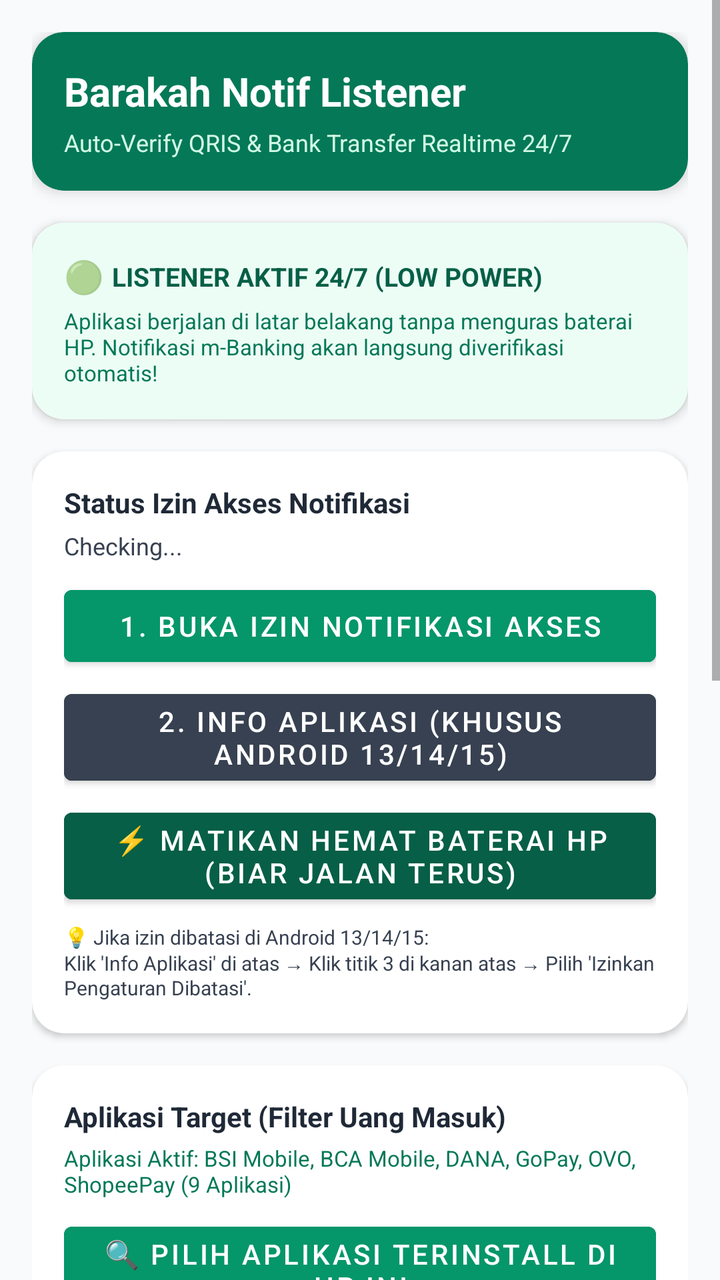
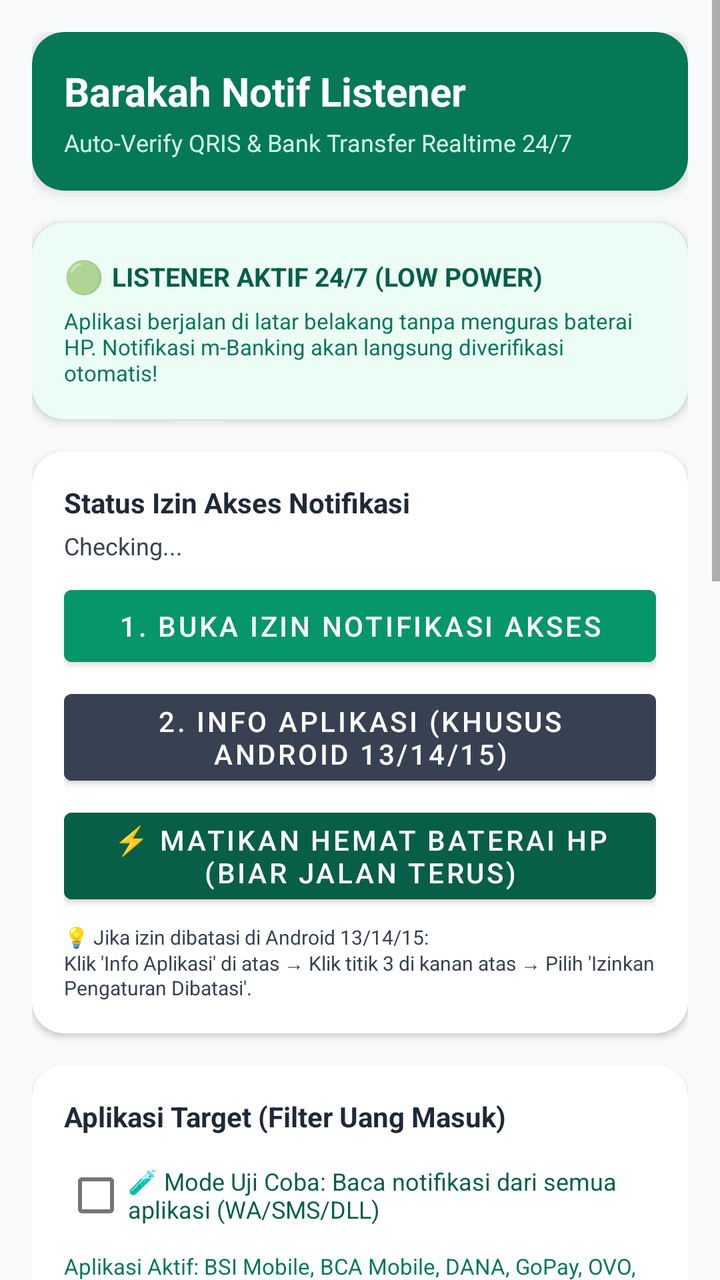

Compare the two renders of this Android layout. The source of the first and the diff that turns it into the second are given below.
<!-- AndroidManifest.xml: activity theme Theme.BarakahNotifListener -->
<!-- res/layout/activity_main.xml -->
<?xml version="1.0" encoding="utf-8"?>
<ScrollView xmlns:android="http://schemas.android.com/apk/res/android"
    xmlns:app="http://schemas.android.com/apk/res-auto"
    android:layout_width="match_parent"
    android:layout_height="match_parent"
    android:background="@color/gray_50"
    android:fillViewport="true">

    <LinearLayout
        android:layout_width="match_parent"
        android:layout_height="wrap_content"
        android:orientation="vertical"
        android:padding="16dp">

        
        <androidx.cardview.widget.CardView
            android:layout_width="match_parent"
            android:layout_height="wrap_content"
            app:cardCornerRadius="16dp"
            app:cardElevation="4dp"
            app:cardBackgroundColor="@color/emerald_700"
            android:layout_marginBottom="16dp">

            <LinearLayout
                android:layout_width="match_parent"
                android:layout_height="wrap_content"
                android:orientation="vertical"
                android:padding="16dp">

                <TextView
                    android:layout_width="wrap_content"
                    android:layout_height="wrap_content"
                    android:text="Barakah Notif Listener"
                    android:textColor="@color/white"
                    android:textSize="20sp"
                    android:textStyle="bold" />

                <TextView
                    android:layout_width="wrap_content"
                    android:layout_height="wrap_content"
                    android:text="Auto-Verify QRIS &amp; Bank Transfer Realtime 24/7"
                    android:textColor="@color/emerald_100"
                    android:textSize="12sp"
                    android:layout_marginTop="4dp" />
            </LinearLayout>
        </androidx.cardview.widget.CardView>

        
        <androidx.cardview.widget.CardView
            android:layout_width="match_parent"
            android:layout_height="wrap_content"
            app:cardCornerRadius="16dp"
            app:cardElevation="3dp"
            app:cardBackgroundColor="@color/emerald_50"
            android:layout_marginBottom="16dp">

            <LinearLayout
                android:layout_width="match_parent"
                android:layout_height="wrap_content"
                android:orientation="vertical"
                android:padding="16dp">

                <LinearLayout
                    android:layout_width="match_parent"
                    android:layout_height="wrap_content"
                    android:orientation="horizontal"
                    android:gravity="center_vertical">

                    <TextView
                        android:layout_width="wrap_content"
                        android:layout_height="wrap_content"
                        android:text="🟢 "
                        android:textSize="16sp" />

                    <TextView
                        android:id="@+id/tvLiveStatusHeader"
                        android:layout_width="wrap_content"
                        android:layout_height="wrap_content"
                        android:text="LISTENER AKTIF 24/7 (LOW POWER)"
                        android:textColor="@color/emerald_800"
                        android:textSize="13sp"
                        android:textStyle="bold" />
                </LinearLayout>

                <TextView
                    android:id="@+id/tvLiveStatusDetail"
                    android:layout_width="match_parent"
                    android:layout_height="wrap_content"
                    android:text="Aplikasi berjalan di latar belakang tanpa menguras baterai HP. Notifikasi m-Banking akan langsung diverifikasi otomatis!"
                    android:textSize="11sp"
                    android:textColor="@color/emerald_700"
                    android:layout_marginTop="4dp" />
            </LinearLayout>
        </androidx.cardview.widget.CardView>

        
        <androidx.cardview.widget.CardView
            android:layout_width="match_parent"
            android:layout_height="wrap_content"
            app:cardCornerRadius="16dp"
            app:cardElevation="2dp"
            app:cardBackgroundColor="@color/white"
            android:layout_marginBottom="16dp">

            <LinearLayout
                android:layout_width="match_parent"
                android:layout_height="wrap_content"
                android:orientation="vertical"
                android:padding="16dp">

                <TextView
                    android:layout_width="wrap_content"
                    android:layout_height="wrap_content"
                    android:text="Status Izin Akses Notifikasi"
                    android:textColor="@color/gray_800"
                    android:textSize="14sp"
                    android:textStyle="bold" />

                <TextView
                    android:id="@+id/tvPermissionStatus"
                    android:layout_width="match_parent"
                    android:layout_height="wrap_content"
                    android:text="Checking..."
                    android:textSize="12sp"
                    android:textColor="@color/gray_700"
                    android:layout_marginTop="4dp" />

                <Button
                    android:id="@+id/btnGrantPermission"
                    android:layout_width="match_parent"
                    android:layout_height="wrap_content"
                    android:text="1. Buka Izin Notifikasi Akses"
                    android:backgroundTint="@color/emerald_600"
                    android:textColor="@color/white"
                    android:layout_marginTop="8dp" />

                <Button
                    android:id="@+id/btnOpenAppInfo"
                    android:layout_width="match_parent"
                    android:layout_height="wrap_content"
                    android:text="2. Info Aplikasi (Khusus Android 13/14/15)"
                    android:backgroundTint="@color/gray_700"
                    android:textColor="@color/white"
                    android:layout_marginTop="4dp" />

                <Button
                    android:id="@+id/btnDisableBatteryOpt"
                    android:layout_width="match_parent"
                    android:layout_height="wrap_content"
                    android:text="⚡ Matikan Hemat Baterai HP (Biar Jalan Terus)"
                    android:backgroundTint="@color/emerald_800"
                    android:textColor="@color/white"
                    android:layout_marginTop="4dp" />

                <TextView
                    android:layout_width="match_parent"
                    android:layout_height="wrap_content"
                    android:text="💡 Jika izin dibatasi di Android 13/14/15:\nKlik 'Info Aplikasi' di atas → Klik titik 3 di kanan atas → Pilih 'Izinkan Pengaturan Dibatasi'."
                    android:textSize="10sp"
                    android:textColor="@color/gray_700"
                    android:layout_marginTop="6dp" />
            </LinearLayout>
        </androidx.cardview.widget.CardView>

        
        <androidx.cardview.widget.CardView
            android:layout_width="match_parent"
            android:layout_height="wrap_content"
            app:cardCornerRadius="16dp"
            app:cardElevation="2dp"
            app:cardBackgroundColor="@color/white"
            android:layout_marginBottom="16dp">

            <LinearLayout
                android:layout_width="match_parent"
                android:layout_height="wrap_content"
                android:orientation="vertical"
                android:padding="16dp">

                <TextView
                    android:layout_width="wrap_content"
                    android:layout_height="wrap_content"
                    android:text="Aplikasi Target (Filter Uang Masuk)"
                    android:textColor="@color/gray_800"
                    android:textSize="14sp"
                    android:textStyle="bold" />

                <TextView
                    android:id="@+id/tvSelectedAppsSummary"
                    android:layout_width="match_parent"
                    android:layout_height="wrap_content"
                    android:text="Aplikasi Aktif: BSI Mobile, BCA Mobile, DANA, GoPay, OVO, ShopeePay (9 Aplikasi)"
                    android:textSize="11sp"
                    android:textColor="@color/emerald_700"
                    android:layout_marginTop="4dp"
                    android:layout_marginBottom="8dp" />

                <Button
                    android:id="@+id/btnPickInstalledApps"
                    android:layout_width="match_parent"
                    android:layout_height="wrap_content"
                    android:text="🔍 Pilih Aplikasi Terinstall di HP Ini"
                    android:backgroundTint="@color/emerald_600"
                    android:textColor="@color/white" />
            </LinearLayout>
        </androidx.cardview.widget.CardView>

        
        <androidx.cardview.widget.CardView
            android:layout_width="match_parent"
            android:layout_height="wrap_content"
            app:cardCornerRadius="16dp"
            app:cardElevation="2dp"
            app:cardBackgroundColor="@color/white"
            android:layout_marginBottom="16dp">

            <LinearLayout
                android:layout_width="match_parent"
                android:layout_height="wrap_content"
                android:orientation="vertical"
                android:padding="16dp">

                <TextView
                    android:layout_width="wrap_content"
                    android:layout_height="wrap_content"
                    android:text="Pengaturan Webhook Server"
                    android:textColor="@color/gray_800"
                    android:textSize="14sp"
                    android:textStyle="bold" />

                <EditText
                    android:id="@+id/etWebhookUrl"
                    android:layout_width="match_parent"
                    android:layout_height="wrap_content"
                    android:hint="Webhook URL Server"
                    android:textSize="12sp"
                    android:inputType="textUri"
                    android:layout_marginTop="8dp" />

                <EditText
                    android:id="@+id/etSecretToken"
                    android:layout_width="match_parent"
                    android:layout_height="wrap_content"
                    android:hint="Secret Token (X-Android-Secret)"
                    android:textSize="12sp"
                    android:inputType="text"
                    android:layout_marginTop="8dp" />

                <LinearLayout
                    android:layout_width="match_parent"
                    android:layout_height="wrap_content"
                    android:orientation="horizontal"
                    android:layout_marginTop="12dp">

                    <Button
                        android:id="@+id/btnSaveSettings"
                        android:layout_width="0dp"
                        android:layout_height="wrap_content"
                        android:layout_weight="1"
                        android:text="Simpan Pengaturan"
                        android:backgroundTint="@color/emerald_600"
                        android:textColor="@color/white"
                        android:layout_marginEnd="4dp" />

                    <Button
                        android:id="@+id/btnTestWebhook"
                        android:layout_width="0dp"
                        android:layout_height="wrap_content"
                        android:layout_weight="1"
                        android:text="Tes Webhook"
                        android:backgroundTint="@color/gray_700"
                        android:textColor="@color/white"
                        android:layout_marginStart="4dp" />
                </LinearLayout>
            </LinearLayout>
        </androidx.cardview.widget.CardView>

        
        <LinearLayout
            android:layout_width="match_parent"
            android:layout_height="wrap_content"
            android:orientation="horizontal"
            android:gravity="center_vertical"
            android:layout_marginBottom="8dp">

            <TextView
                android:layout_width="0dp"
                android:layout_height="wrap_content"
                android:layout_weight="1"
                android:text="Riwayat Log Notifikasi"
                android:textColor="@color/gray_800"
                android:textSize="14sp"
                android:textStyle="bold" />

            <Button
                android:id="@+id/btnCopyLog"
                style="@style/Widget.MaterialComponents.Button.TextButton"
                android:layout_width="wrap_content"
                android:layout_height="wrap_content"
                android:text="📋 Salin Log"
                android:textColor="@color/emerald_700"
                android:textSize="11sp" />

            <Button
                android:id="@+id/btnClearLog"
                style="@style/Widget.MaterialComponents.Button.TextButton"
                android:layout_width="wrap_content"
                android:layout_height="wrap_content"
                android:text="🗑️ Hapus"
                android:textColor="@color/gray_700"
                android:textSize="11sp" />
        </LinearLayout>

        <androidx.cardview.widget.CardView
            android:layout_width="match_parent"
            android:layout_height="220dp"
            app:cardCornerRadius="16dp"
            app:cardElevation="2dp"
            app:cardBackgroundColor="@color/white">

            <ScrollView
                android:id="@+id/svLogConsole"
                android:layout_width="match_parent"
                android:layout_height="match_parent"
                android:padding="12dp">

                <TextView
                    android:id="@+id/tvLogConsole"
                    android:layout_width="match_parent"
                    android:layout_height="wrap_content"
                    android:text="[System Log Output Initialized...]\nAplikasi siap mendeteksi notifikasi transfer bank terpilih.\n"
                    android:fontFamily="monospace"
                    android:textSize="11sp"
                    android:textColor="@color/gray_800"
                    android:textIsSelectable="true" />
            </ScrollView>
        </androidx.cardview.widget.CardView>
    </LinearLayout>
</ScrollView>
<!-- resources referenced by this layout -->
<resources>
  <color name="emerald_100">#D1FAE5</color>
  <color name="emerald_50">#ECFDF5</color>
  <color name="emerald_600">#059669</color>
  <color name="emerald_700">#047857</color>
  <color name="emerald_800">#065F46</color>
  <color name="gray_50">#F9FAFB</color>
  <color name="gray_700">#374151</color>
  <color name="gray_800">#1F2937</color>
  <color name="white">#FFFFFF</color>
  <style name="Theme.BarakahNotifListener" parent="Theme.MaterialComponents.DayNight.NoActionBar">
          <item name="colorPrimary">@color/emerald_600</item>
          <item name="colorPrimaryVariant">@color/emerald_700</item>
          <item name="colorOnPrimary">@color/white</item>
          <item name="android:statusBarColor">@color/emerald_700</item>
      </style>
</resources>

<!-- the commit's change to res/layout/activity_main.xml (unified diff, before → after) -->
@@ -185,6 +185,15 @@
                     android:textSize="14sp"
                     android:textStyle="bold" />
 
+                <CheckBox
+                    android:id="@+id/cbAllowAllApps"
+                    android:layout_width="match_parent"
+                    android:layout_height="wrap_content"
+                    android:text="🧪 Mode Uji Coba: Baca notifikasi dari semua aplikasi (WA/SMS/DLL)"
+                    android:textSize="12sp"
+                    android:textColor="@color/emerald_800"
+                    android:layout_marginTop="6dp" />
+
                 <TextView
                     android:id="@+id/tvSelectedAppsSummary"
                     android:layout_width="match_parent"
@@ -201,6 +210,48 @@
                     android:layout_height="wrap_content"
                     android:text="🔍 Pilih Aplikasi Terinstall di HP Ini"
                     android:backgroundTint="@color/emerald_600"
+                    android:textColor="@color/white" />
+            </LinearLayout>
+        </androidx.cardview.widget.CardView>
+
+        
+        <androidx.cardview.widget.CardView
+            android:layout_width="match_parent"
+            android:layout_height="wrap_content"
+            app:cardCornerRadius="16dp"
+            app:cardElevation="2dp"
+            app:cardBackgroundColor="@color/white"
+            android:layout_marginBottom="16dp">
+
+            <LinearLayout
+                android:layout_width="match_parent"
+                android:layout_height="wrap_content"
+                android:orientation="vertical"
+                android:padding="16dp">
+
+                <TextView
+                    android:layout_width="wrap_content"
+                    android:layout_height="wrap_content"
+                    android:text="🧪 Simulasi &amp; Uji Coba Cepat"
+                    android:textColor="@color/gray_800"
+                    android:textSize="14sp"
+                    android:textStyle="bold" />
+
+                <TextView
+                    android:layout_width="match_parent"
+                    android:layout_height="wrap_content"
+                    android:text="Kirimkan simulasi notifikasi m-Banking ke server untuk memastikan auto-verifikasi berfungsi sempurna."
+                    android:textSize="11sp"
+                    android:textColor="@color/gray_500"
+                    android:layout_marginTop="2dp"
+                    android:layout_marginBottom="8dp" />
+
+                <Button
+                    android:id="@+id/btnSimulateNotif"
+                    android:layout_width="match_parent"
+                    android:layout_height="wrap_content"
+                    android:text="🚀 Kirim Simulasi Notifikasi Bank Masuk"
+                    android:backgroundTint="@color/emerald_700"
                     android:textColor="@color/white" />
             </LinearLayout>
         </androidx.cardview.widget.CardView>
